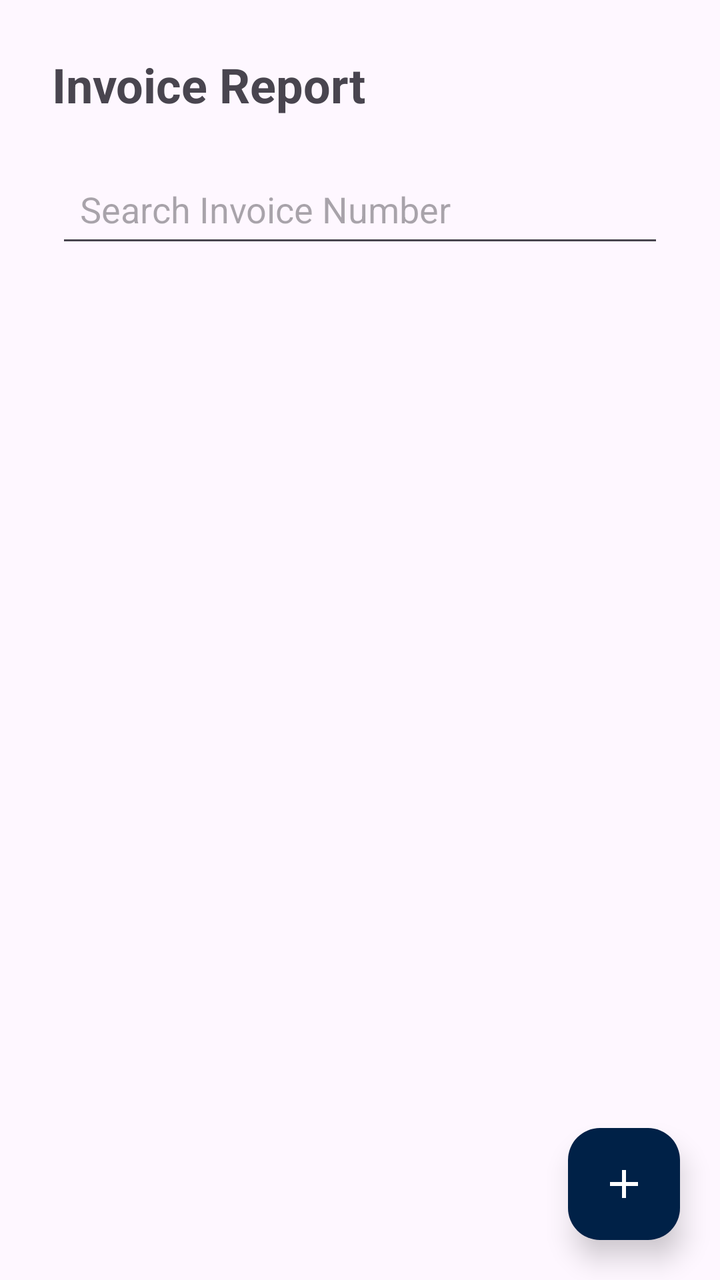
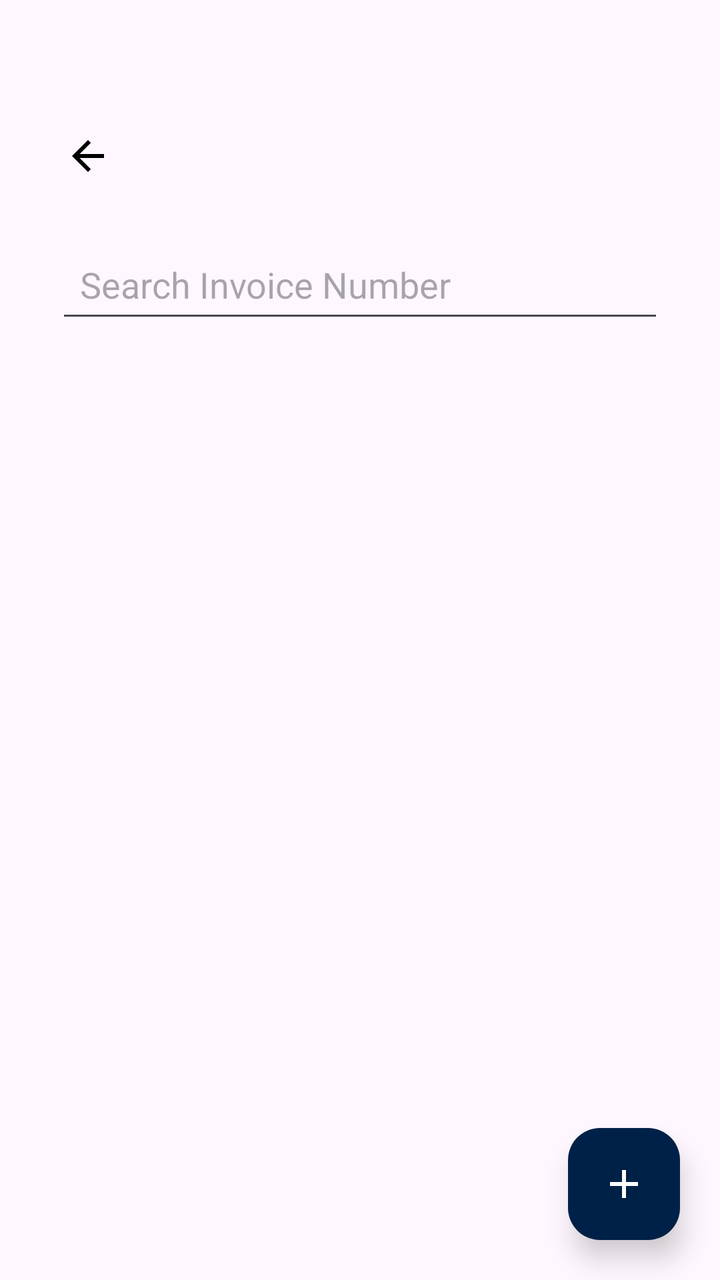

Compare the two renders of this Android layout. The source of the first and the diff that turns it into the second are given below.
<!-- AndroidManifest.xml: application theme Theme.RepoMaster -->
<!-- res/layout/activity_invoice.xml -->
<?xml version="1.0" encoding="utf-8"?>
<FrameLayout
    xmlns:android="http://schemas.android.com/apk/res/android"
    xmlns:app="http://schemas.android.com/apk/res-auto"
    android:layout_width="match_parent"
    android:layout_height="match_parent">

    <LinearLayout
        android:layout_width="match_parent"
        android:layout_height="match_parent"
        android:orientation="vertical"
        android:padding="16dp">

        <TextView
            android:layout_width="match_parent"
            android:layout_height="wrap_content"
            android:text="Invoice Report"
            android:textSize="24sp"
            android:textStyle="bold"
            android:padding="10dp"/>

        <ProgressBar
            android:id="@+id/progressInvoice"
            android:layout_width="wrap_content"
            android:layout_height="wrap_content"
            android:layout_gravity="center"
            android:visibility="gone"/>

        <EditText
            android:id="@+id/edtSearchInvoice"
            android:layout_width="match_parent"
            android:layout_height="wrap_content"
            android:layout_margin="12dp"
            android:hint="Search Invoice Number"
            android:inputType="text"
            android:padding="12dp"/>

        <androidx.recyclerview.widget.RecyclerView
            android:id="@+id/recyclerInvoices"
            android:layout_width="match_parent"
            android:layout_height="0dp"
            android:layout_weight="1"
            android:paddingTop="10dp"
            android:clipToPadding="false"
            android:paddingBottom="90dp"/>

    </LinearLayout>


    

    <com.google.android.material.floatingactionbutton.FloatingActionButton
        android:id="@+id/btnCreateInvoice"
        android:layout_width="wrap_content"
        android:layout_height="wrap_content"
        android:layout_gravity="bottom|end"
        android:layout_margin="20dp"
        android:contentDescription="Create Invoice"
        android:src="@drawable/baseline_add_24"
        app:backgroundTint="#002147"
        app:tint="@android:color/white"
        app:elevation="8dp"/>

</FrameLayout>
<!-- resources referenced by this layout -->
<resources>
  <!-- drawable baseline_add_24 (drawable) -->
  <vector xmlns:android="http://schemas.android.com/apk/res/android" android:height="24dp" android:tint="#171616" android:viewportHeight="24" android:viewportWidth="24" android:width="24dp">
        
      <path android:fillColor="@android:color/white" android:pathData="M19,13h-6v6h-2v-6H5v-2h6V5h2v6h6v2z"/>
      
  </vector>
  <style name="Theme.RepoMaster" parent="Base.Theme.RepoMaster" />
  <style name="Base.Theme.RepoMaster" parent="Theme.Material3.DayNight.NoActionBar">
          
          
      </style>
</resources>

<!-- the commit's change to res/layout/activity_invoice.xml (unified diff, before → after) -->
@@ -11,13 +11,17 @@
         android:orientation="vertical"
         android:padding="16dp">
 
-        <TextView
+        <com.google.android.material.appbar.MaterialToolbar
+            android:id="@+id/toolbar"
             android:layout_width="match_parent"
-            android:layout_height="wrap_content"
-            android:text="Invoice Report"
-            android:textSize="24sp"
-            android:textStyle="bold"
-            android:padding="10dp"/>
+            android:layout_height="90dp"
+            android:background="@android:color/transparent"
+            android:paddingTop="30dp"
+            android:title="Add Vehicle"
+            android:titleTextColor="@android:color/black"
+            app:navigationIcon="@drawable/baseline_arrow_back_24"
+            app:navigationIconTint="@color/black"/>
+
 
         <ProgressBar
             android:id="@+id/progressInvoice"
<!-- resource entries referenced after the edit -->
@@ -1,9 +1,16 @@
 <!-- resources referenced by this layout -->
 <resources>
+  <color name="black">#FF000000</color>
   <!-- drawable baseline_add_24 (drawable) -->
   <vector xmlns:android="http://schemas.android.com/apk/res/android" android:height="24dp" android:tint="#171616" android:viewportHeight="24" android:viewportWidth="24" android:width="24dp">
         
       <path android:fillColor="@android:color/white" android:pathData="M19,13h-6v6h-2v-6H5v-2h6V5h2v6h6v2z"/>
+      
+  </vector>
+  <!-- drawable baseline_arrow_back_24 (drawable) -->
+  <vector xmlns:android="http://schemas.android.com/apk/res/android" android:autoMirrored="true" android:height="24dp" android:tint="#FFFFFF" android:viewportHeight="24" android:viewportWidth="24" android:width="24dp">
+        
+      <path android:fillColor="@android:color/white" android:pathData="M20,11H7.83l5.59,-5.59L12,4l-8,8 8,8 1.41,-1.41L7.83,13H20v-2z"/>
       
   </vector>
   <style name="Theme.RepoMaster" parent="Base.Theme.RepoMaster" />
